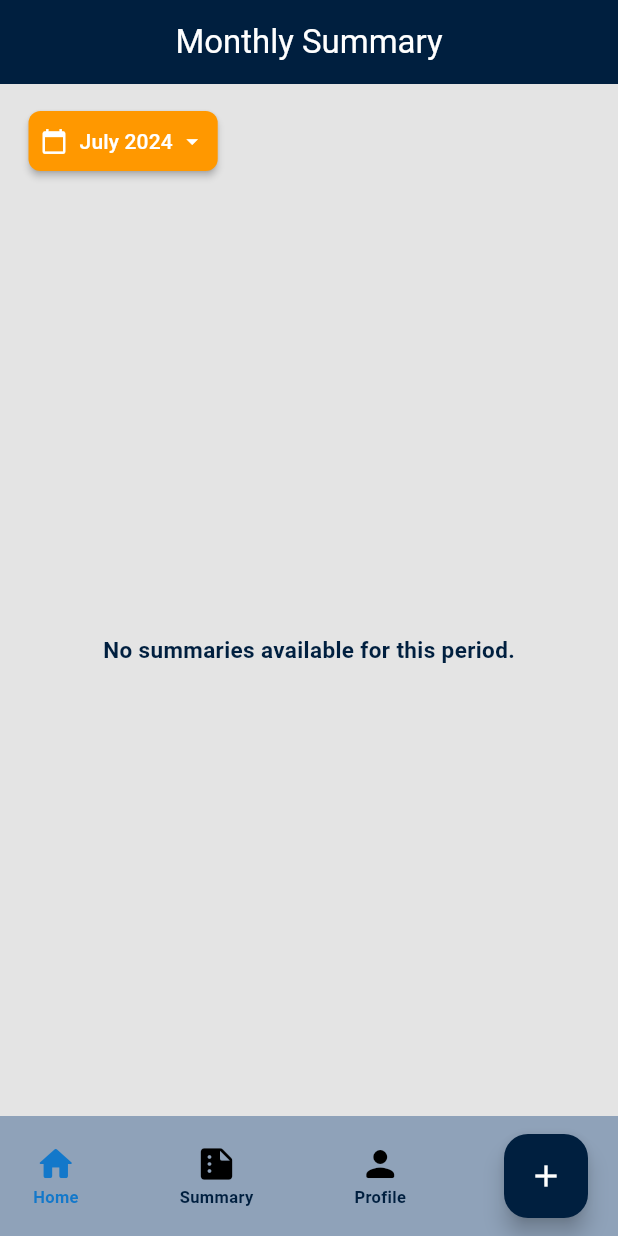
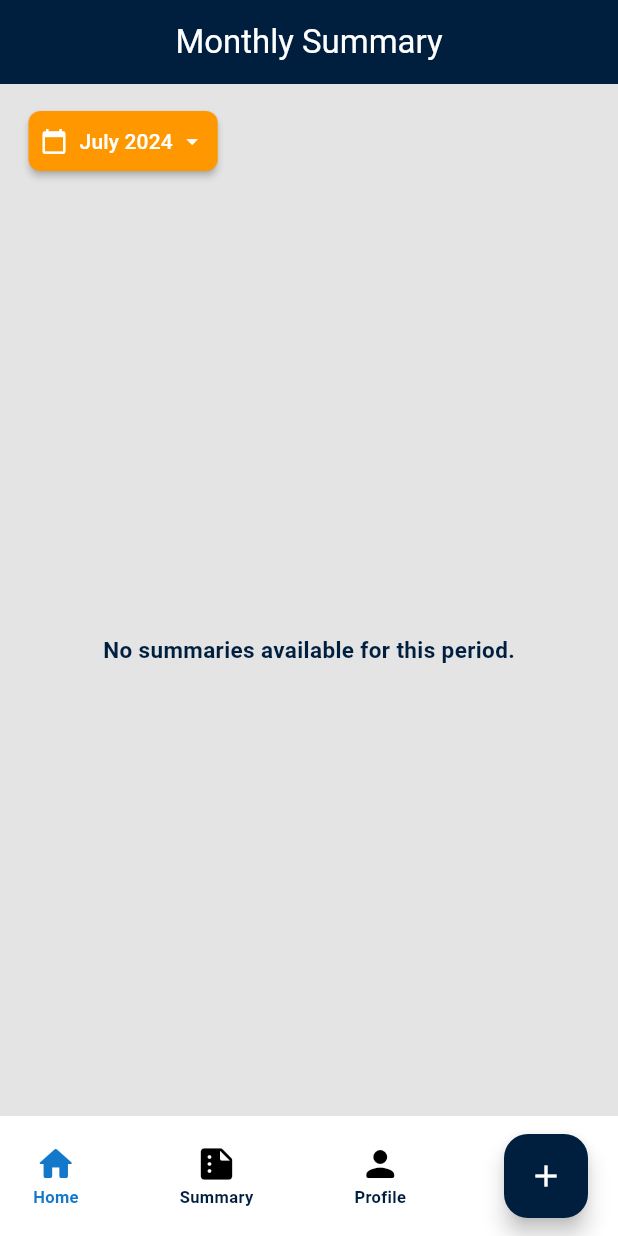
Before and after one commit to fahad7tt/expense_tracker, a Flutter app: the ExpenseSummaryPage screen opened by its route, on a phone screen of 412 x 824 dp. Run offline on Flutter 3.47's test engine with Material 3 defaults, Android fonts, the phone set to English and light mode, and no system bars; our stand-ins replace flutter_local_notifications, flutter_slidable, get_it, hive, hive_flutter, month_picker_dialog and 2 more; accounts and stored records are empty.

Commit message:
bottom navbar color changed

```diff
--- a/lib/presentation/widgets/bottom_navbar/bottom_navbar.dart
+++ b/lib/presentation/widgets/bottom_navbar/bottom_navbar.dart
@@ -15,7 +15,7 @@ class BottomNavBar extends StatelessWidget {
           clipBehavior: Clip.none,
           children: [
             BottomAppBar(
-              color: navbarColor,
+              color: lightColor,
               child: Row(
                 mainAxisAlignment: MainAxisAlignment.spaceBetween,
                 children: <Widget>[
```
